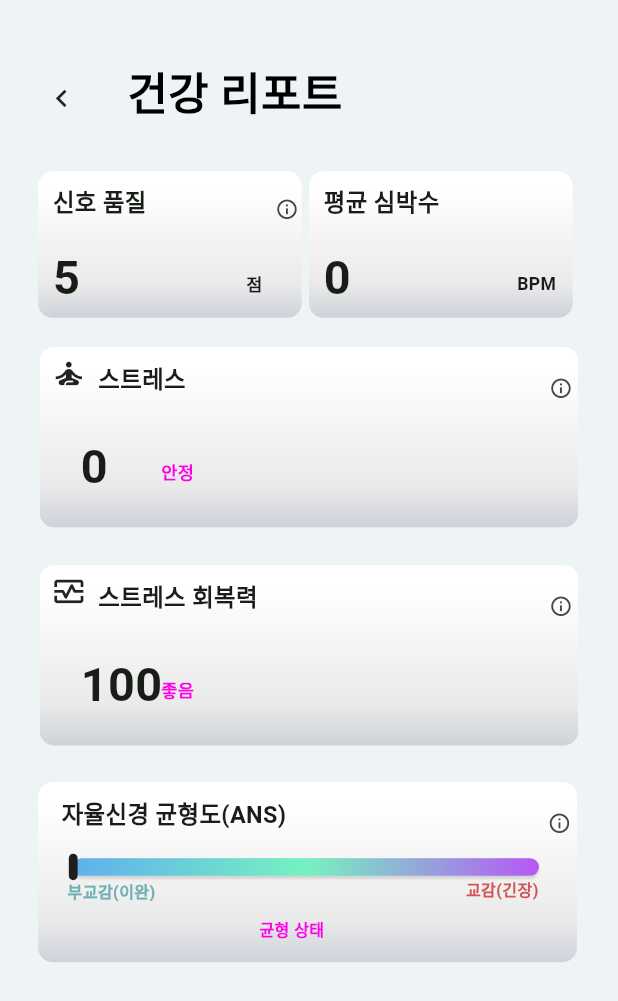
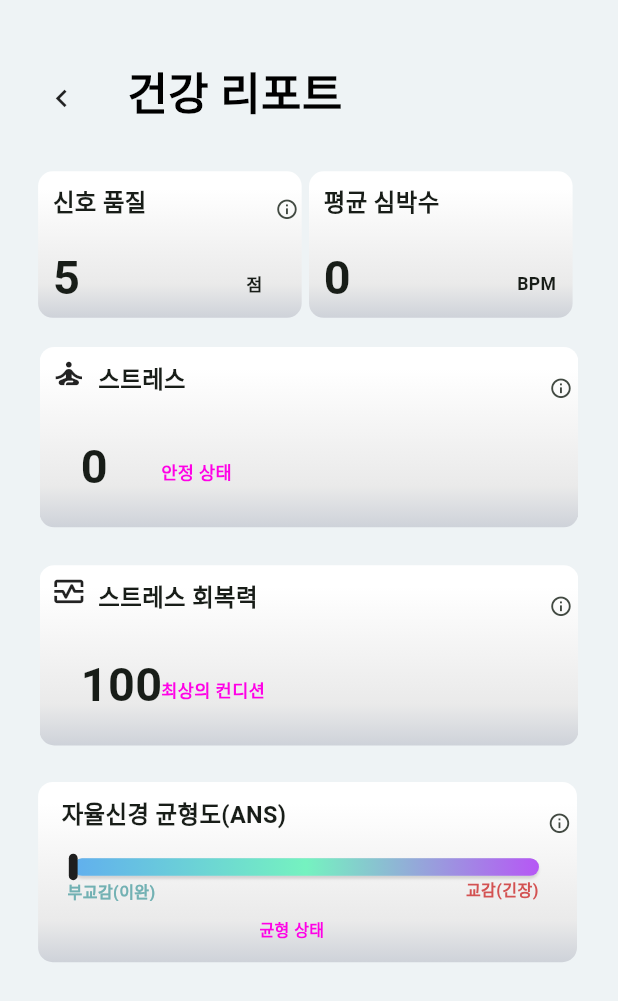
Before and after one commit to AI-Project-2025/rPPG, a Flutter app: the DataExtractionResultScreen screen opened directly with empty values, on a phone screen of 412 x 824 dp. Shown: the top 1001 px of the screen. Run offline on Flutter 3.47's test engine with Material 3 defaults, Android fonts, the phone set to English and light mode, and no system bars; our stand-ins replace camera, permission_handler, wakelock_plus.

Commit message:
수정
Updated stress and recovery labels for improved clarity.

```diff
--- a/Client/lib/pages/result_page.dart
+++ b/Client/lib/pages/result_page.dart
@@ -22,15 +22,16 @@ class DataExtractionResultScreen extends StatelessWidget {
   double get _recoveryScore => (100 - _stressScore).clamp(0, 100);
 
   String get _stressLabel {
-    if (_stressScore < 35) return '안정';
-    if (_stressScore < 70) return '주의';
-    return '높음';
+    if (_stressScore > 43) return '스트레스 상태';
+    return '안정 상태';
   }
 
   String get _recoveryLabel {
-    if (_recoveryScore >= 70) return '좋음';
-    if (_recoveryScore >= 40) return '보통';
-    return '낮음';
+    if (_recoveryScore >= 80) return '최상의 컨디션';
+    if (_recoveryScore >= 60) return '좋은 회복력';
+    if (_recoveryScore >= 40) return '일반적인 활력 수준';
+    if (_recoveryScore >= 20) return '회복력 저하 및 피로 누적';
+    return '극도의 피로 및 방전';
   }
 
   @override
```
